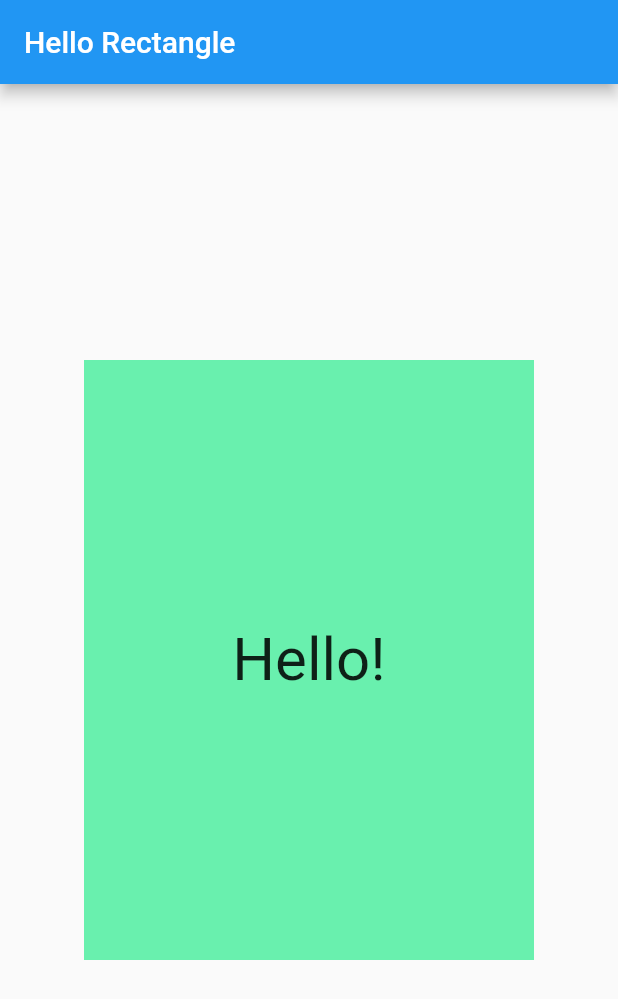
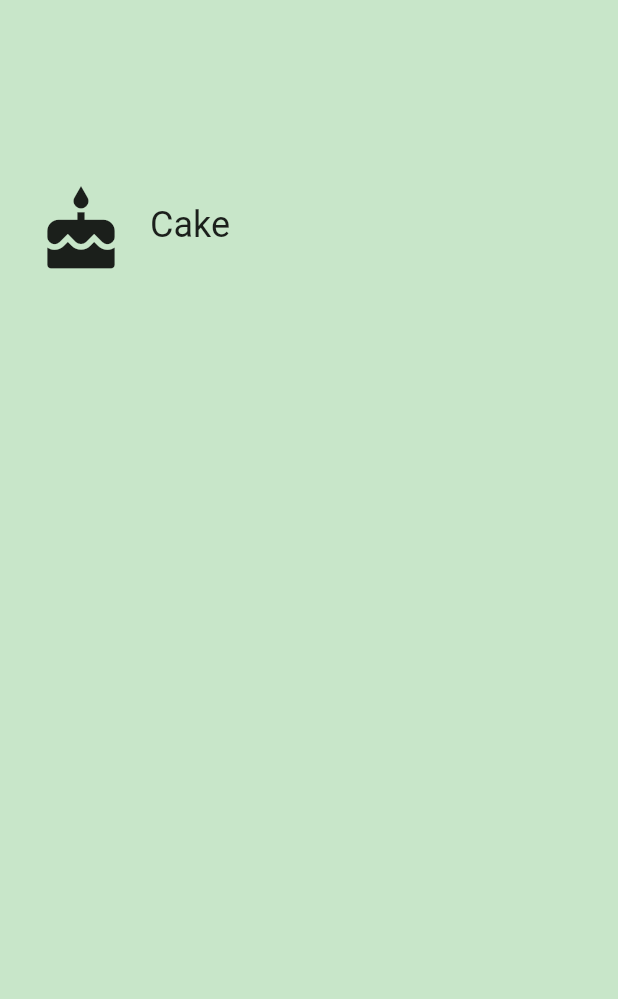
Before and after one commit to trinhvanhuy/learn_flutter, a Flutter app: the screen it shows after launch, on a phone screen of 412 x 824 dp. Shown: the top 999 px of the screen. Run offline on Flutter 3.47's test engine with Material 2 defaults, Android fonts, the phone set to English and light mode, and no system bars.

Commit message:
:plus: add new file

```diff
--- /dev/null
+++ b/hello_rectangle/lib/category.dart
@@ -0,0 +1,37 @@
+import 'package:flutter/material.dart';
+
+class Category extends StatelessWidget {
+  String text = '';
+  IconData icon = Icons.cake;
+  Color color = Colors.green;
+
+  Category(String _text, IconData _icon, Color _color) {
+    this.text = _text;
+    this.icon = _icon;
+    this.color = _color;
+  }
+
+  @override
+  Widget build(BuildContext context) {
+    // TODO: implement build
+    return new Container(
+      height: 100.0,
+      child: new Padding(
+          padding: EdgeInsets.all(8.0),
+          child: new Row(
+            crossAxisAlignment: CrossAxisAlignment.center,
+            children: <Widget>[
+              new Padding(
+                  padding: EdgeInsets.all(16.0),
+                  child: new Icon(this.icon, size: 60)),
+              Expanded(
+                child: new Text(
+                  this.text,
+                  style: new TextStyle(fontSize: 24.0),
+                ),
+              )
+            ],
+          )),
+    );
+  }
+}
--- a/hello_rectangle/lib/main.dart
+++ b/hello_rectangle/lib/main.dart
@@ -1,40 +1,25 @@
-// Copyright 2018 The Chromium Authors. All rights reserved.
-// Use of this source code is governed by a BSD-style license that can be
-// found in the LICENSE file.
+import 'package:flutter/material.dart';
+import 'package:hello_rectangle/category.dart';
 
-import 'package:flutter/material.dart';
+const _categoryName = 'Cake';
+const _caregoryIcon = Icons.cake;
+const _categoryColor = Colors.green;
 
 void main() {
-  runApp(
-    MaterialApp(
-      debugShowCheckedModeBanner: false,
-      title: 'Hello Rectangle',
-      home: Scaffold(
-        appBar: AppBar(
-          title: Text('Hello Rectangle'),
-        ),
-        body: HelloRectangle(),
-      ),
-    ),
-  );
+  runApp(UnitConverterApp());
 }
 
-class HelloRectangle extends StatelessWidget {
+class UnitConverterApp extends StatelessWidget {
   @override
   Widget build(BuildContext context) {
-    return Center(
-      child: Container(
-        color: Colors.greenAccent,
-        height: 400.0,
-        width: 300.0,
-        child: Center(
-          child: Text(
-            'Hello!',
-            style: TextStyle(fontSize: 40.0),
-            textAlign: TextAlign.center,
-          ),
-        ),
-      ),
-    );
+    return MaterialApp(
+        debugShowCheckedModeBanner: false,
+        title: 'Unit Converter',
+        home: Scaffold(
+            backgroundColor: Colors.green[100],
+            body: Padding(
+              padding: EdgeInsets.only(top: 100),
+              child: Category(_categoryName, _caregoryIcon, _categoryColor),
+            )));
   }
 }
```
